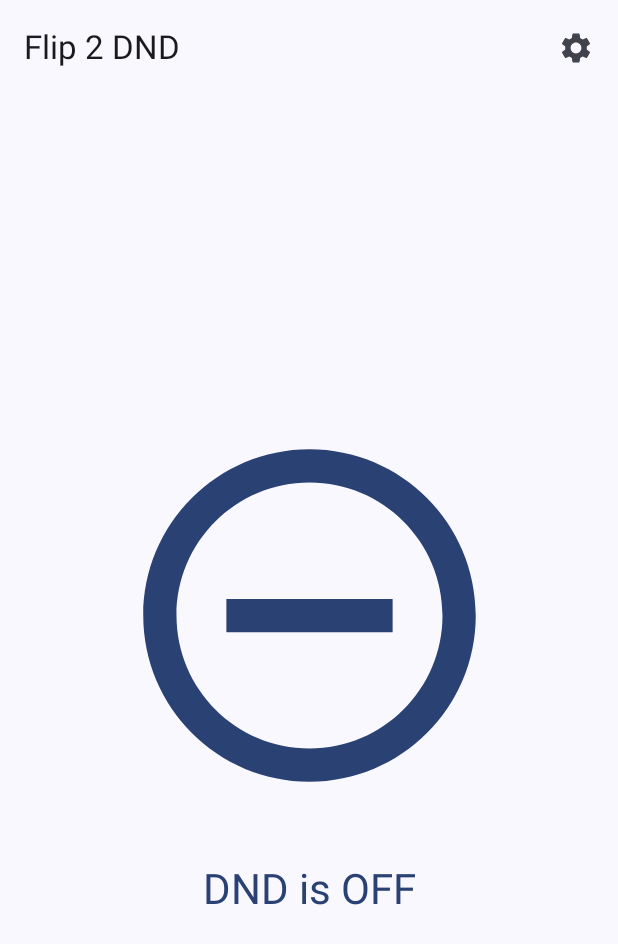
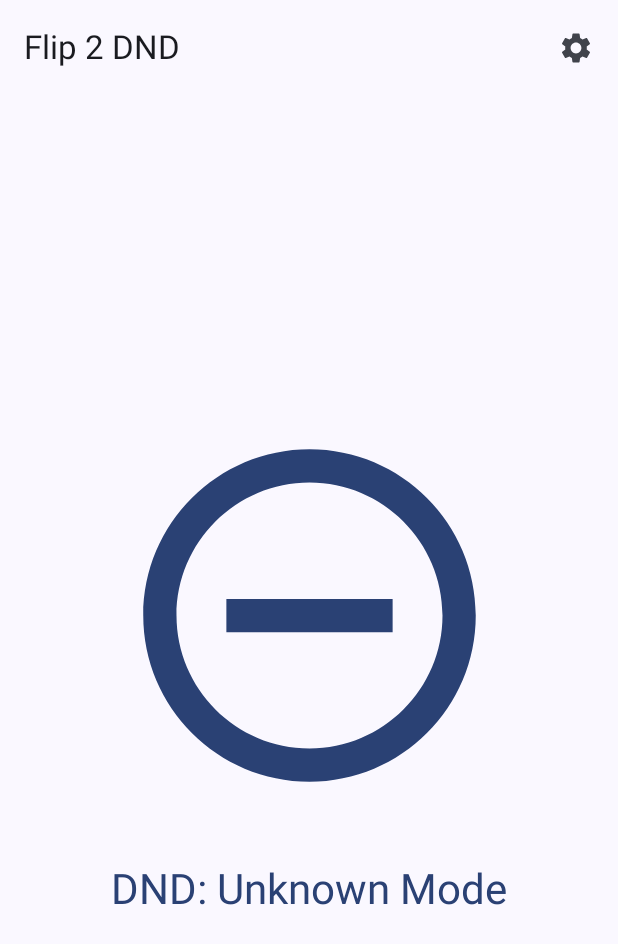
Before and after one commit to robinsrk/flip_2_dnd, an Android app built with Jetpack Compose: the screen it shows after launch (MainActivity), on a phone screen of 412 x 824 dp. Shown: the top 944 px of the screen. Run offline under Robolectric (Android 15) with nearby library versions, the phone set to English and light mode, and no system bars; our stand-ins replace Dagger/Hilt's generated code; 17 statements that could not run were skipped.

Commit message:
minor improvement

```diff
--- a/app/build.gradle.kts
+++ b/app/build.gradle.kts
@@ -16,8 +16,8 @@ android {
         applicationId = "dev.robin.flip_2_dnd"
         minSdk = 23
         targetSdk = 34
-        versionCode = 6
-        versionName = "1.0.6"
+        versionCode = 7
+        versionName = "1.0.7"
         vectorDrawables {
             useSupportLibrary = true
         }
--- a/app/src/main/java/dev/robin/flip_2_dnd/data/repository/DndRepositoryImpl.kt
+++ b/app/src/main/java/dev/robin/flip_2_dnd/data/repository/DndRepositoryImpl.kt
@@ -4,24 +4,42 @@ import android.app.NotificationManager
 import android.content.Context
 import android.util.Log
 import dev.robin.flip_2_dnd.domain.repository.DndRepository
+import dev.robin.flip_2_dnd.domain.repository.SettingsRepository
 import dagger.hilt.android.qualifiers.ApplicationContext
+import kotlinx.coroutines.*
 import kotlinx.coroutines.flow.Flow
 import kotlinx.coroutines.flow.MutableStateFlow
+import kotlinx.coroutines.flow.first
+import kotlinx.coroutines.runBlocking
 import javax.inject.Inject
 import javax.inject.Singleton
 
 @Singleton
 class DndRepositoryImpl @Inject constructor(
-    @ApplicationContext private val context: Context
+    @ApplicationContext private val context: Context,
+    private val settingsRepository: SettingsRepository
 ) : DndRepository {
     private val notificationManager = context.getSystemService(Context.NOTIFICATION_SERVICE) as NotificationManager
     private val _isDndEnabled = MutableStateFlow(false)
+    private val _dndMode = MutableStateFlow("All Notifications")
+
+    private val dndStateUpdateJob: Job
 
     init {
         updateDndState()
+        // Start continuous monitoring of DND state
+        dndStateUpdateJob = startDndStateMonitoring()
+    }
+
+    private fun startDndStateMonitoring(): Job = CoroutineScope(Dispatchers.Default).launch {
+        while (isActive) {
+            updateDndState()
+            delay(1000) // Check every second
+        }
     }
 
     override fun isDndEnabled(): Flow<Boolean> = _isDndEnabled
+    override fun getDndMode(): Flow<String> = _dndMode
 
     override suspend fun setDndEnabled(enabled: Boolean) {
         if (!notificationManager.isNotificationPolicyAccessGranted) {
@@ -31,12 +49,19 @@ class DndRepositoryImpl @Inject constructor(
 
         try {
             val newFilter = if (enabled) {
-                NotificationManager.INTERRUPTION_FILTER_NONE
+                val isPriorityDndEnabled = runBlocking {
+                    settingsRepository.getPriorityDndEnabled().first()
+                }
+                if (isPriorityDndEnabled) {
+                    NotificationManager.INTERRUPTION_FILTER_PRIORITY
+                } else {
+                    NotificationManager.INTERRUPTION_FILTER_NONE
+                }
             } else {
                 NotificationManager.INTERRUPTION_FILTER_ALL
             }
             notificationManager.setInterruptionFilter(newFilter)
-            updateDndState()
+            updateDndState() // Ensure state is updated immediately after changing
             Log.d("DndRepository", "DND state changed to: $enabled")
         } catch (e: Exception) {
             Log.e("DndRepository", "Error setting DND state", e)
@@ -49,9 +74,38 @@ class DndRepositoryImpl @Inject constructor(
     }
 
     private fun updateDndState() {
+        // Use Android's native method to check if DND is active
         val currentFilter = notificationManager.currentInterruptionFilter
-        val isDndEnabled = currentFilter == NotificationManager.INTERRUPTION_FILTER_NONE
-        _isDndEnabled.value = isDndEnabled
-        Log.d("DndRepository", "Current DND state: $isDndEnabled (Filter: $currentFilter)")
+
+        val isDndActive = currentFilter != NotificationManager.INTERRUPTION_FILTER_ALL
+
+        val dndMode = when (currentFilter) {
+            NotificationManager.INTERRUPTION_FILTER_NONE -> "Total Silence"
+            NotificationManager.INTERRUPTION_FILTER_PRIORITY -> "Priority Mode"
+            NotificationManager.INTERRUPTION_FILTER_ALARMS -> "Alarms Only"
+            NotificationManager.INTERRUPTION_FILTER_ALL -> "All Notifications"
+            else -> "Unknown Mode"
+        }
+
+        // Only update if the state has changed to avoid unnecessary updates
+        if (_isDndEnabled.value != isDndActive) {
+            _isDndEnabled.value = isDndActive
+        }
+
+        if (_dndMode.value != dndMode) {
+            _dndMode.value = dndMode
+        }
+
+        Log.d("DndRepository", """
+            Current DND Details:
+            - Active: $isDndActive
+            - Mode: $dndMode
+            - Raw Filter: $currentFilter
+        """.trimIndent())
+    }
+
+    // Ensure the monitoring job is cancelled when the repository is no longer used
+    override fun onCleared() {
+        dndStateUpdateJob.cancel()
     }
 }
--- a/app/src/main/java/dev/robin/flip_2_dnd/domain/repository/DndRepository.kt
+++ b/app/src/main/java/dev/robin/flip_2_dnd/domain/repository/DndRepository.kt
@@ -4,6 +4,8 @@ import kotlinx.coroutines.flow.Flow
 
 interface DndRepository {
     fun isDndEnabled(): Flow<Boolean>
+    fun getDndMode(): Flow<String>
     suspend fun setDndEnabled(enabled: Boolean)
     suspend fun toggleDnd()
+    fun onCleared()
 }
--- a/app/src/main/java/dev/robin/flip_2_dnd/presentation/main/MainScreen.kt
+++ b/app/src/main/java/dev/robin/flip_2_dnd/presentation/main/MainScreen.kt
@@ -41,8 +41,10 @@ fun MainScreen(
             verticalArrangement = Arrangement.Center
         ) {
             Image(
-                painter = painterResource(id = R.drawable.app_icon),
-                contentDescription = "Do Not Enter Icon",
+                painter = painterResource(
+                    id = if (state.isDndEnabled) R.drawable.ic_dnd_on else R.drawable.ic_dnd_off
+                ),
+                contentDescription = "Do Not Disturb Icon",
                 modifier = Modifier
                     .fillMaxWidth(0.7f)
                     .aspectRatio(1f),
@@ -52,7 +54,7 @@ fun MainScreen(
             Spacer(modifier = Modifier.height(32.dp))
 
             Text(
-                text = if (state.isDndEnabled) "DND is ON" else "DND is OFF",
+                text = if (state.isDndEnabled) "DND: ${state.dndMode}" else "DND is OFF",
                 style = MaterialTheme.typography.headlineMedium,
                 color = MaterialTheme.colorScheme.primary
             )
--- a/app/src/main/java/dev/robin/flip_2_dnd/presentation/main/MainState.kt
+++ b/app/src/main/java/dev/robin/flip_2_dnd/presentation/main/MainState.kt
@@ -5,6 +5,7 @@ import dev.robin.flip_2_dnd.domain.model.PhoneOrientation
 data class MainState(
     val orientation: PhoneOrientation = PhoneOrientation.UNKNOWN,
     val isDndEnabled: Boolean = false,
+    val dndMode: String = "All Notifications",
     val isScreenOffOnly: Boolean = false,
     val isVibrationEnabled: Boolean = true,
     val isSoundEnabled: Boolean = false
--- a/app/src/main/java/dev/robin/flip_2_dnd/presentation/main/MainViewModel.kt
+++ b/app/src/main/java/dev/robin/flip_2_dnd/presentation/main/MainViewModel.kt
@@ -73,10 +73,19 @@ class MainViewModel @Inject constructor(
 
     private fun observeDndState() {
         viewModelScope.launch {
-            dndRepository.isDndEnabled().collect { enabled ->
-                Log.d("MainViewModel", "DND state changed: $enabled")
-                _state.update { it.copy(isDndEnabled = enabled) }
-            }
+            // Combine DND enabled state and mode
+            combine(
+                dndRepository.isDndEnabled(),
+                dndRepository.getDndMode()
+            ) { enabled, mode ->
+                Log.d("MainViewModel", "DND state changed: $enabled, Mode: $mode")
+                _state.update {
+                    it.copy(
+                        isDndEnabled = enabled,
+                        dndMode = mode
+                    )
+                }
+            }.collect()
         }
     }
 
--- /dev/null
+++ b/app/src/main/res/drawable/ic_dnd_off.xml
@@ -0,0 +1,15 @@
+<?xml version="1.0" encoding="utf-8"?>
+<vector xmlns:android="http://schemas.android.com/apk/res/android"
+    android:width="24dp"
+    android:height="24dp"
+    android:viewportWidth="24"
+    android:viewportHeight="24">
+    <path
+        android:fillColor="#808080"
+        android:pathData="M12,2C6.48,2 2,6.48 2,12s4.48,10 10,10 10,-4.48 10,-10S17.52,2 12,2zM12,20c-4.41,0 -8,-3.59 -8,-8s3.59,-8 8,-8 8,3.59 8,8 -3.59,8 -8,8zM7,11h10v2L7,13z"/>
+    <path
+        android:strokeColor="#FF0000"
+        android:strokeWidth="3"
+        android:strokeLineCap="round"
+        android:pathData="M19,5 L5,19"/>
+</vector>
--- /dev/null
+++ b/app/src/main/res/drawable/ic_dnd_on.xml
@@ -0,0 +1,10 @@
+<?xml version="1.0" encoding="utf-8"?>
+<vector xmlns:android="http://schemas.android.com/apk/res/android"
+    android:width="24dp"
+    android:height="24dp"
+    android:viewportWidth="24"
+    android:viewportHeight="24">
+    <path
+        android:fillColor="#FF0000"
+        android:pathData="M12,2C6.48,2 2,6.48 2,12s4.48,10 10,10 10,-4.48 10,-10S17.52,2 12,2zM12,20c-4.41,0 -8,-3.59 -8,-8s3.59,-8 8,-8 8,3.59 8,8 -3.59,8 -8,8zM7,11h10v2L7,13z"/>
+</vector>
```
Also changed, not shown: app/src/main/java/dev/robin/flip_2_dnd/services/DndService.kt (+35 -12 lines), 2 other files.
